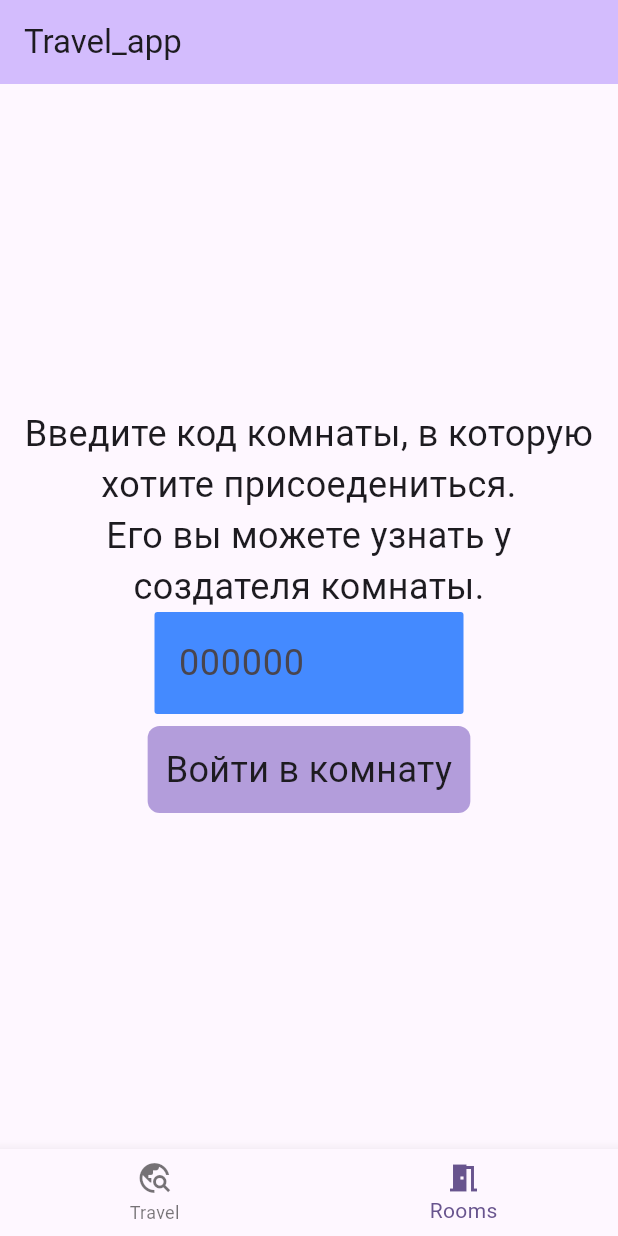
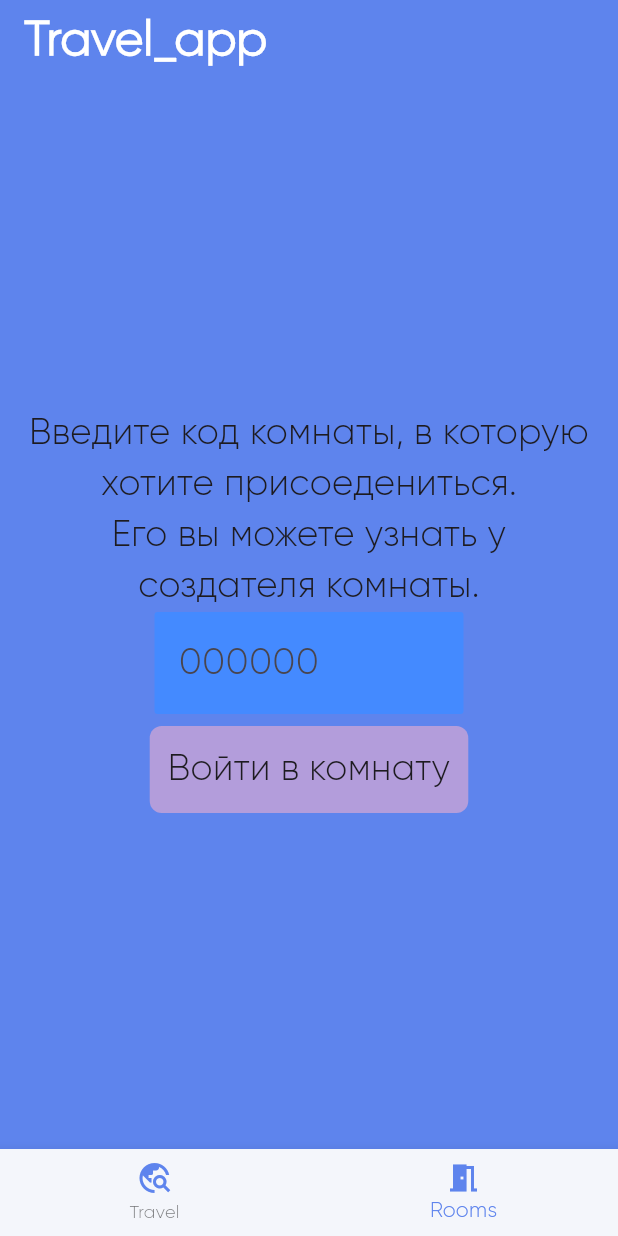
Before and after one commit to mmmark16/travel_app, a Flutter app: the screen it shows after launch, item 2 of the bottom bar chosen, on a phone screen of 412 x 824 dp. Run offline on Flutter 3.47's test engine with Material 3 defaults, Android fonts, the phone set to English and light mode, and no system bars; our stand-ins replace cloud_firestore, firebase_core, flutter_card_swiper, fluttertoast; accounts and stored records are empty.

Commit message:
fonts_homePage

```diff
--- a/lib/main.dart
+++ b/lib/main.dart
@@ -93,6 +93,7 @@ class MyApp extends StatelessWidget {
       theme: ThemeData(
         colorScheme: ColorScheme.fromSeed(seedColor: Colors.deepPurple),
         useMaterial3: true,
+          fontFamily: 'Gilroy'
       ),
       home: const MyHomePage(),
     );
--- a/lib/page/home_page.dart
+++ b/lib/page/home_page.dart
@@ -27,23 +27,26 @@ class _MyHomePageState extends State<MyHomePage> {
   @override
   Widget build(BuildContext context) {
     return Scaffold(
-      appBar: AppBar(
-        backgroundColor: Theme.of(context).colorScheme.inversePrimary,
-        title: Text("Travel_app"),
+      backgroundColor: Color.fromRGBO(94, 132, 237,1),
+     appBar: AppBar(
+        backgroundColor: Color.fromRGBO(94, 132, 237,1),
+        title: Text("Travel_app",style: TextStyle(color: Colors.white,fontWeight: FontWeight.bold, fontSize: 32),),
       ),
       body: Center(
         child: _widgetOptions.elementAt(_selectedIndex),
       ),
       bottomNavigationBar: BottomNavigationBar(
+        backgroundColor: Color.fromRGBO(244, 246, 251,1),
+       selectedItemColor: Color.fromRGBO(94, 132, 237,1),
         currentIndex: _selectedIndex, //New
         onTap: _onItemTapped,
         items: const <BottomNavigationBarItem>[
           BottomNavigationBarItem(
-            icon: Icon( Icons.travel_explore,),
+            icon: Icon( Icons.travel_explore,color: Color.fromRGBO(94, 132, 237,1),),
             label: 'Travel',
           ),
           BottomNavigationBarItem(
-            icon: Icon( Icons.meeting_room, ),
+            icon: Icon( Icons.meeting_room, color: Color.fromRGBO(94, 132, 237,1),),
             label: 'Rooms',
           ),
         ],
```
Also changed, not shown: lib/widget/travel_card.dart (+53 -15 lines), pubspec.yaml (+5 -2 lines), assets/fonts/Gilroy-Light.ttf (added), assets/image/Iconsmile.svg (added), assets/image/japan.jpg (renamed from assets/japan.jpg), assets/image/japan_tour.jpg (renamed from assets/japan_tour.jpg).
